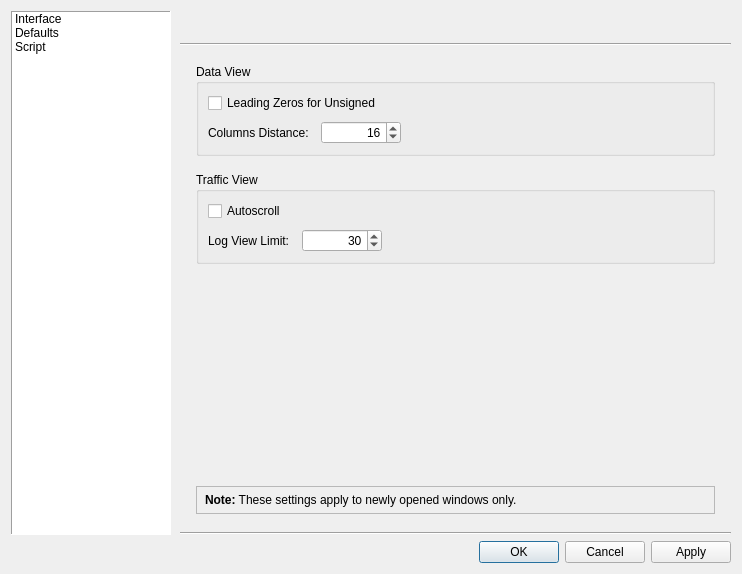
Old version of the form src/dialogs/dialogpreferences.ui in the repository sanny32/OpenModSim.
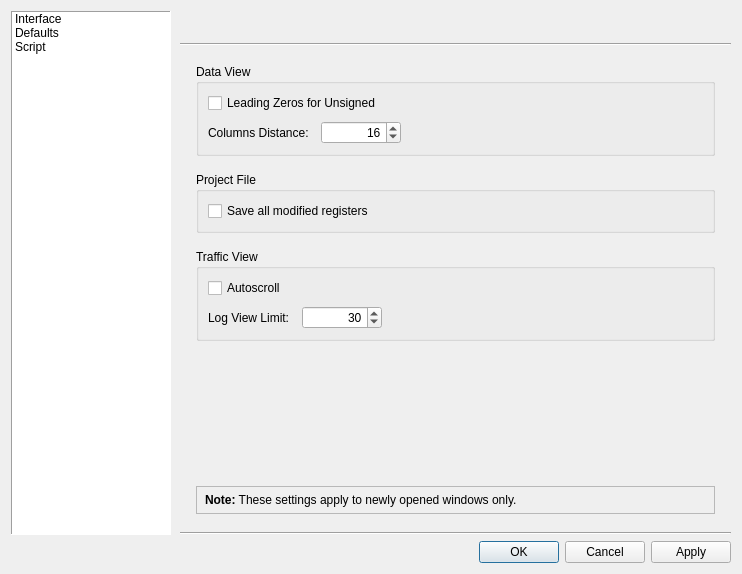
New version of the form. The open tabs and pages were chosen to show the change. Custom widgets are drawn as their Qt base class.

Commit message: fix: Fixed storing unnecessary data in the project file (Unnecessary data in the project file Fixes #117 feat: Added 'Save all modified registers' option in preferences dialog

Diff of the .ui file:
```diff
--- a/src/dialogs/dialogpreferences.ui
+++ b/src/dialogs/dialogpreferences.ui
@@ -525,6 +525,22 @@
                </layout>
               </widget>
              </item>
+             <item>
+              <widget class="QGroupBox" name="groupBoxProjectFile">
+               <property name="title">
+                <string>Project File</string>
+               </property>
+               <layout class="QVBoxLayout" name="verticalLayoutProjectFile">
+                <item>
+                 <widget class="QCheckBox" name="checkBoxSaveAllModifiedRegisters">
+                  <property name="text">
+                   <string>Save all modified registers</string>
+                  </property>
+                 </widget>
+                </item>
+               </layout>
+              </widget>
+             </item>
              <item>
               <widget class="QGroupBox" name="groupBoxLogView">
                <property name="title">
```
The commit also changes 17 other files.
